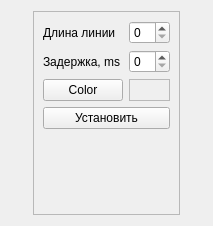
RinatB2017/mega_GIT, file Qt/Test_draw_line/src/mainbox/ui/mainbox.ui: the form before one commit.
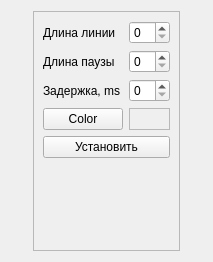
The form after the commit.

```diff
--- a/Qt/Test_draw_line/src/mainbox/ui/mainbox.ui
+++ b/Qt/Test_draw_line/src/mainbox/ui/mainbox.ui
@@ -7,7 +7,7 @@
     <x>0</x>
     <y>0</y>
     <width>213</width>
-    <height>226</height>
+    <height>262</height>
    </rect>
   </property>
   <property name="windowTitle">
@@ -34,14 +34,14 @@
      <layout class="QVBoxLayout" name="verticalLayout_2">
       <item>
        <layout class="QGridLayout" name="gridLayout">
-        <item row="2" column="0">
+        <item row="3" column="0">
          <widget class="QPushButton" name="btn_color">
           <property name="text">
            <string>Color</string>
           </property>
          </widget>
         </item>
-        <item row="2" column="1">
+        <item row="3" column="1">
          <widget class="QFrame" name="frm_color">
           <property name="frameShape">
            <enum>QFrame::StyledPanel</enum>
@@ -51,14 +51,14 @@
           </property>
          </widget>
         </item>
-        <item row="1" column="0">
+        <item row="2" column="0">
          <widget class="QLabel" name="label_2">
           <property name="text">
            <string>Задержка, ms</string>
           </property>
          </widget>
         </item>
-        <item row="1" column="1">
+        <item row="2" column="1">
          <widget class="QSpinBox" name="sb_delay_ms"/>
         </item>
         <item row="0" column="1">
@@ -71,6 +71,16 @@
           </property>
          </widget>
         </item>
+        <item row="1" column="0">
+         <widget class="QLabel" name="label_3">
+          <property name="text">
+           <string>Длина паузы</string>
+          </property>
+         </widget>
+        </item>
+        <item row="1" column="1">
+         <widget class="QSpinBox" name="sb_len_pause"/>
+        </item>
        </layout>
       </item>
       <item>
```
